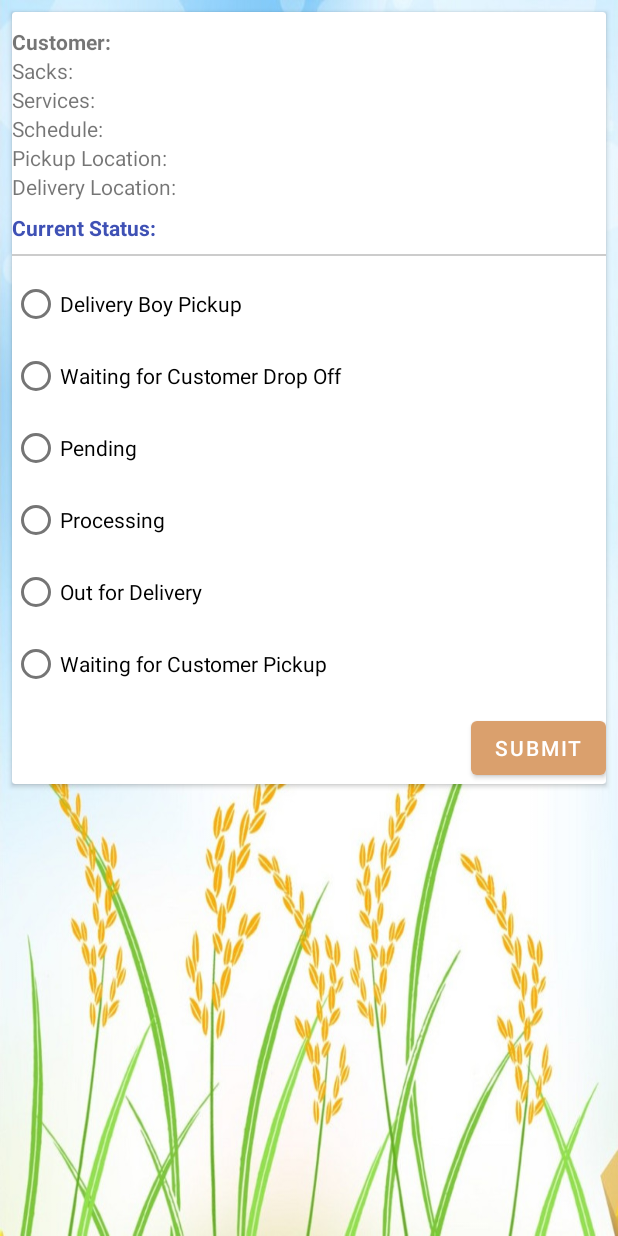
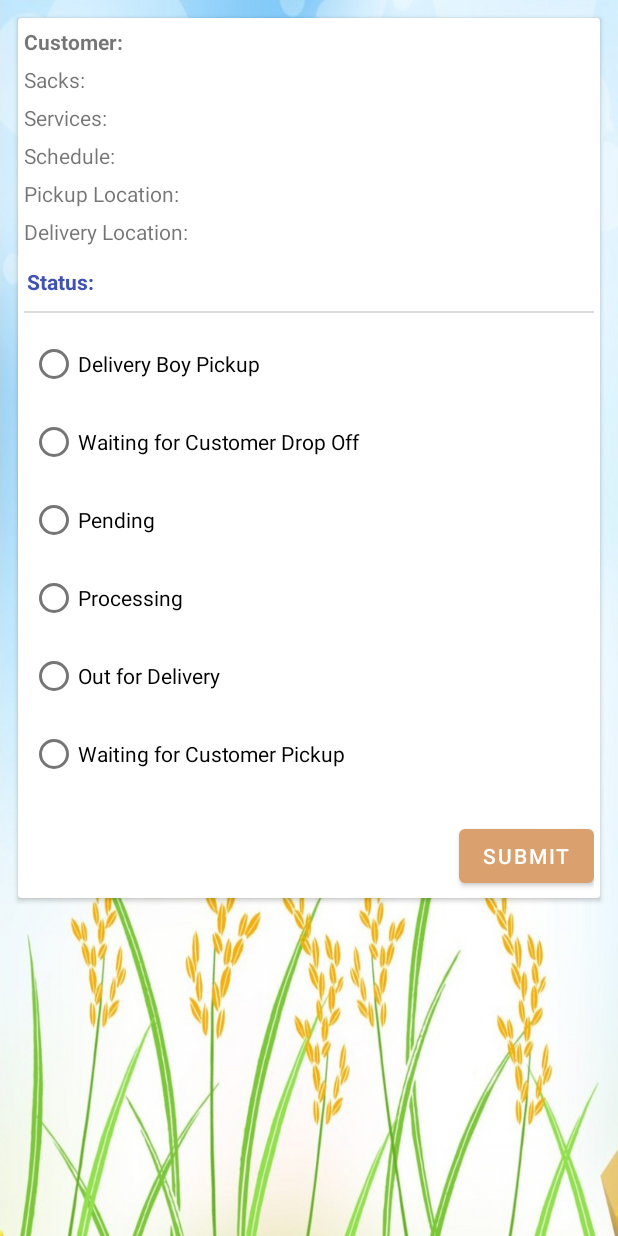
Before and after one commit to Pixiestt/pabayo-app, an Android app: the layout item_track.xml on its own in the app's theme, with its tools: preview values and no code run, on a phone screen of 412 x 824 dp. Run offline under Robolectric (Android 15) with nearby library versions, the phone set to English and light mode, and no system bars; network calls fail.

Commit message:
margins imrpovement

```diff
--- a/app/src/main/res/layout/item_track.xml
+++ b/app/src/main/res/layout/item_track.xml
@@ -2,75 +2,86 @@
 <androidx.cardview.widget.CardView xmlns:android="http://schemas.android.com/apk/res/android"
     android:layout_width="match_parent"
     android:layout_height="wrap_content"
-    xmlns:tools="http://schemas.android.com/tools"
-    android:layout_margin="8dp"
+    android:layout_margin="12dp"
     android:elevation="4dp"
-    android:padding="18dp"
+    android:padding="12dp"
     android:radius="10dp">
 
     <LinearLayout
         android:layout_width="match_parent"
         android:layout_height="wrap_content"
         android:orientation="vertical"
-        android:descendantFocusability="afterDescendants"> <!-- allow children to get focus first -->
+        android:descendantFocusability="afterDescendants"
+        android:paddingStart="4dp"
+        android:paddingEnd="4dp">
 
         <TextView
             android:id="@+id/tvCustomerName"
-            android:layout_width="wrap_content"
+            android:layout_width="match_parent"
             android:layout_height="wrap_content"
-            android:text="Customer: "
-            android:paddingTop="10dp"
-            android:textStyle="bold" />
+            android:text="@string/label_customer"
+            android:paddingTop="6dp"
+            android:textStyle="bold"
+            android:layout_marginBottom="6dp"
+            android:ellipsize="end"
+            android:maxLines="1" />
 
         <TextView
             android:id="@+id/tvSackQty"
-            android:layout_width="wrap_content"
+            android:layout_width="match_parent"
             android:layout_height="wrap_content"
-            android:text="Sacks: " />
+            android:text="@string/label_sacks"
+            android:layout_marginBottom="6dp" />
 
         <TextView
             android:id="@+id/tvServices"
-            android:layout_width="wrap_content"
+            android:layout_width="match_parent"
             android:layout_height="wrap_content"
-            android:text="Services: " />
+            android:text="@string/label_services"
+            android:layout_marginBottom="6dp" />
 
         <TextView
             android:id="@+id/tvSchedule"
-            android:layout_width="wrap_content"
+            android:layout_width="match_parent"
             android:layout_height="wrap_content"
-            android:text="@string/label_schedule_owner" />
+            android:text="@string/label_schedule_owner"
+            android:layout_marginBottom="6dp" />
 
         <TextView
             android:id="@+id/tvPickupLocation"
-            android:layout_width="wrap_content"
+            android:layout_width="match_parent"
             android:layout_height="wrap_content"
-            android:text="Pickup Location: "
-            android:visibility="visible" />
+            android:text="@string/label_pickup_location"
+            android:visibility="visible"
+            android:layout_marginBottom="6dp" />
 
         <TextView
             android:id="@+id/tvDeliveryLocation"
-            android:layout_width="wrap_content"
+            android:layout_width="match_parent"
             android:layout_height="wrap_content"
-            android:text="Delivery Location: "
-            android:visibility="visible" />
+            android:text="@string/label_delivery_location"
+            android:visibility="visible"
+            android:layout_marginBottom="6dp" />
 
         <!-- Current Status TextView -->
         <TextView
             android:id="@+id/tvCurrentStatus"
             android:layout_width="match_parent"
             android:layout_height="wrap_content"
-            android:text="Current Status: "
+            android:text="@string/label_status"
             android:textStyle="bold"
             android:textColor="#3F51B5"
-            android:layout_marginTop="8dp"
-            android:layout_marginBottom="8dp" />
+            android:layout_marginTop="6dp"
+            android:layout_marginBottom="8dp"
+            android:gravity="start"
+            android:padding="2dp" />
 
         <!-- Divider below current status -->
         <View
             android:layout_width="match_parent"
             android:layout_height="1dp"
-            android:background="#CCCCCC"
-            android:layout_marginBottom="8dp" />
+            android:background="#DDDDDD"
+            android:layout_marginBottom="10dp" />
 
         <RadioGroup
             android:id="@+id/rgStatusOptions"
@@ -78,64 +89,74 @@
             android:layout_height="wrap_content"
             android:orientation="vertical"
             android:focusable="true"
-            android:focusableInTouchMode="true"> <!-- ensure group can handle focus in touch mode -->
+            android:focusableInTouchMode="true"
+            android:paddingStart="4dp"
+            android:paddingEnd="4dp"
+            android:layout_marginBottom="8dp"> <!-- ensure group can handle focus in touch mode -->
 
             <RadioButton
                 android:id="@+id/rbDpickup"
-                android:layout_width="wrap_content"
+                android:layout_width="match_parent"
                 android:layout_height="wrap_content"
-                android:text="Delivery Boy Pickup"
+                android:text="@string/rb_delivery_boy_pickup"
                 android:textSize="14sp"
-                android:textColor="@android:color/black" />
+                android:textColor="@android:color/black"
+                android:layout_marginBottom="4dp" />
 
             <RadioButton
                 android:id="@+id/rbCDropoff"
-                android:layout_width="wrap_content"
+                android:layout_width="match_parent"
                 android:layout_height="wrap_content"
-                android:text="Waiting for Customer Drop Off"
+                android:text="@string/rb_waiting_customer_dropoff"
                 android:textSize="14sp"
-                android:textColor="@android:color/black" />
+                android:textColor="@android:color/black"
+                android:layout_marginBottom="4dp" />
 
             <RadioButton
                 android:id="@+id/rbPending"
-                android:layout_width="wrap_content"
+                android:layout_width="match_parent"
                 android:layout_height="wrap_content"
-                android:text="Pending"
+                android:text="@string/rb_pending"
                 android:textSize="14sp"
-                android:textColor="@android:color/black" />
+                android:textColor="@android:color/black"
+                android:layout_marginBottom="4dp" />
 
             <RadioButton
                 android:id="@+id/rbProcessing"
-                android:layout_width="wrap_content"
+                android:layout_width="match_parent"
                 android:layout_height="wrap_content"
-                android:text="Processing"
+                android:text="@string/rb_processing"
                 android:textSize="14sp"
-                android:textColor="@android:color/black" />
+                android:textColor="@android:color/black"
+                android:layout_marginBottom="4dp" />
 
             <RadioButton
                 android:id="@+id/rbOutForDelivery"
-                android:layout_width="wrap_content"
+                android:layout_width="match_parent"
                 android:layout_height="wrap_content"
-                android:text="Out for Delivery"
+                android:text="@string/rb_out_for_delivery"
                 android:textSize="14sp"
-                android:textColor="@android:color/black" />
+                android:textColor="@android:color/black"
+                android:layout_marginBottom="4dp" />
 
             <RadioButton
                 android:id="@+id/rbCPickup"
-                android:layout_width="wrap_content"
+                android:layout_width="match_parent"
                 android:layout_height="wrap_content"
-                android:text="Waiting for Customer Pickup"
+                android:text="@string/rb_waiting_customer_pickup"
                 android:textSize="14sp"
-                android:textColor="@android:color/black" />
+                android:textColor="@android:color/black"
+                android:layout_marginBottom="4dp" />
         </RadioGroup>
 
         <Button
             android:id="@+id/btnSubmit"
-            android:layout_gravity="right"
+            android:layout_gravity="end"
             android:layout_width="wrap_content"
             android:layout_height="wrap_content"
-            android:text="Submit"
-            android:layout_marginTop="8dp"/>
+            android:text="@string/submit"
+            android:layout_marginTop="8dp"
+            android:layout_marginBottom="4dp" />
 
     </LinearLayout>
 </androidx.cardview.widget.CardView>
--- a/app/src/main/res/layout/owner_fragment_track.xml
+++ b/app/src/main/res/layout/owner_fragment_track.xml
@@ -11,23 +11,24 @@
         android:id="@+id/trackFragment"
         android:layout_width="wrap_content"
         android:layout_height="wrap_content"
-        android:text="Track"
+        android:text="@string/title_track"
         android:textSize="24sp"
-        app:layout_constraintBottom_toBottomOf="parent"
-        app:layout_constraintEnd_toEndOf="parent"
-        app:layout_constraintHorizontal_bias="0.045"
         app:layout_constraintStart_toStartOf="parent"
         app:layout_constraintTop_toTopOf="parent"
-        app:layout_constraintVertical_bias="0.022" />
+        android:layout_marginStart="16dp"
+        android:layout_marginTop="12dp" />
 
     <androidx.recyclerview.widget.RecyclerView
         android:id="@+id/recyclerViewOwnerTrack"
-        android:layout_width="match_parent"
-        android:layout_height="match_parent"
-        android:paddingLeft="16dp"
-        android:paddingTop="16dp"
-        android:paddingRight="16dp"
-        android:layout_marginTop="45dp"
-        tools:layout_editor_absoluteY="40dp" />
+        android:layout_width="0dp"
+        android:layout_height="0dp"
+        android:paddingStart="16dp"
+        android:paddingTop="8dp"
+        android:paddingEnd="16dp"
+        app:layout_constraintTop_toBottomOf="@id/trackFragment"
+        app:layout_constraintBottom_toBottomOf="parent"
+        app:layout_constraintStart_toStartOf="parent"
+        app:layout_constraintEnd_toEndOf="parent"
+        android:layout_marginTop="8dp" />
 
 </androidx.constraintlayout.widget.ConstraintLayout>
--- a/app/src/main/res/values/strings.xml
+++ b/app/src/main/res/values/strings.xml
@@ -90,12 +90,24 @@
     <string name="error_contact_invalid">Contact must be 11 digits</string>
     <string name="error_address_required">Please enter your home address</string>
     <string name="error_new_password_short">New password must be at least 8 characters</string>
-    <string name="saving_profile">Saving...</string>
-    <string name="saving_password">Updating password...</string>
+    <string name="saving_profile">Saving…</string>
+    <string name="saving_password">Updating password…</string>
 
     <!-- New password confirmation -->
     <string name="hint_new_password_confirm">Confirm new password</string>
     <string name="error_password_mismatch">Passwords do not match</string>
     <string name="error_old_password_required">Please enter your current password</string>
     <string name="not_set">Not set</string>
+
+    <!-- Labels used in owner track item layout -->
+    <string name="rb_delivery_boy_pickup">Delivery Boy Pickup</string>
+    <string name="rb_waiting_customer_dropoff">Waiting for Customer Drop Off</string>
+    <string name="rb_pending">Pending</string>
+    <string name="rb_processing">Processing</string>
+    <string name="rb_out_for_delivery">Out for Delivery</string>
+    <string name="rb_waiting_customer_pickup">Waiting for Customer Pickup</string>
+    <string name="submit">Submit</string>
+
+    <!-- Add title string used in owner fragment -->
+    <string name="title_track">Track</string>
 </resources>
```
Also changed, not shown: app/src/main/res/drawable/img.png (added).
